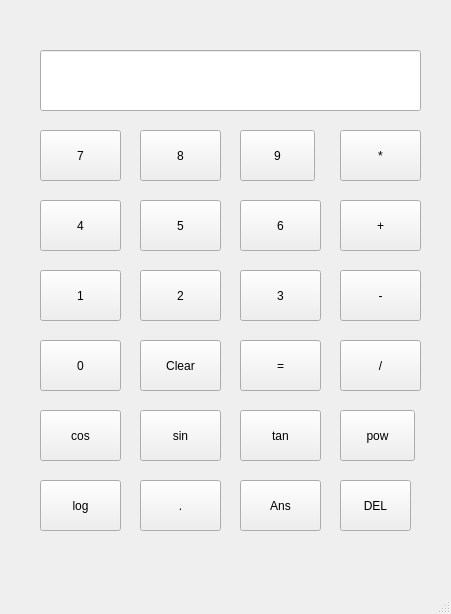
The window that mainwindow.ui (FixedKestrel480/Calculator) describes before a commit, drawn with Qt 5.
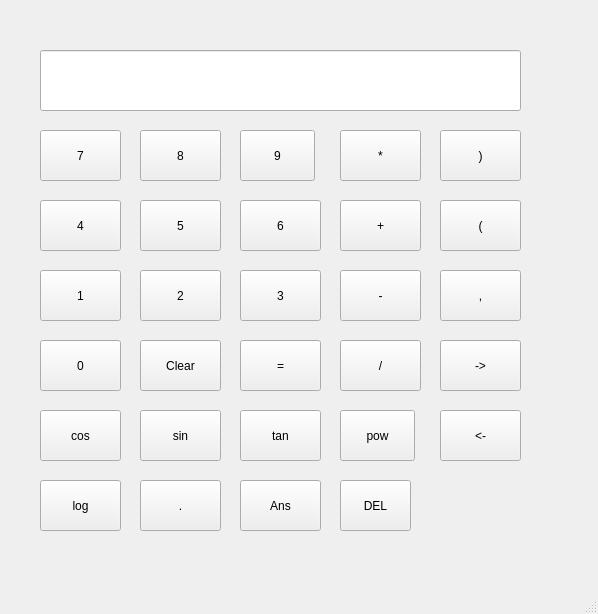
The same window after the commit.

Commit message: adding parentesis, del modify, left, right arrow

```diff
--- a/mainwindow.ui
+++ b/mainwindow.ui
@@ -6,7 +6,7 @@
    <rect>
     <x>0</x>
     <y>0</y>
-    <width>451</width>
+    <width>598</width>
     <height>614</height>
    </rect>
   </property>
@@ -19,7 +19,7 @@
      <rect>
       <x>40</x>
       <y>50</y>
-      <width>381</width>
+      <width>481</width>
       <height>61</height>
      </rect>
     </property>
@@ -336,6 +336,71 @@
      <string>DEL</string>
     </property>
    </widget>
+   <widget class="QPushButton" name="pushButton_par1">
+    <property name="geometry">
+     <rect>
+      <x>440</x>
+      <y>130</y>
+      <width>81</width>
+      <height>51</height>
+     </rect>
+    </property>
+    <property name="text">
+     <string>)</string>
+    </property>
+   </widget>
+   <widget class="QPushButton" name="pushButton_par2">
+    <property name="geometry">
+     <rect>
+      <x>440</x>
+      <y>200</y>
+      <width>81</width>
+      <height>51</height>
+     </rect>
+    </property>
+    <property name="text">
+     <string>(</string>
+    </property>
+   </widget>
+   <widget class="QPushButton" name="pushButton_2">
+    <property name="geometry">
+     <rect>
+      <x>440</x>
+      <y>270</y>
+      <width>81</width>
+      <height>51</height>
+     </rect>
+    </property>
+    <property name="text">
+     <string>,</string>
+    </property>
+   </widget>
+   <widget class="QPushButton" name="pushButton_3">
+    <property name="geometry">
+     <rect>
+      <x>440</x>
+      <y>340</y>
+      <width>81</width>
+      <height>51</height>
+     </rect>
+    </property>
+    <property name="text">
+     <string>-&gt;</string>
+    </property>
+   </widget>
+   <widget class="QPushButton" name="pushButton_left">
+    <property name="geometry">
+     <rect>
+      <x>440</x>
+      <y>410</y>
+      <width>81</width>
+      <height>51</height>
+     </rect>
+    </property>
+    <property name="text">
+     <string>&lt;-</string>
+    </property>
+   </widget>
   </widget>
   <widget class="QMenuBar" name="menubar">
    <property name="geometry">
```
Left out of the diff: 2 changed lines with no effect on the pictures. The commit also changes 2 other files.
